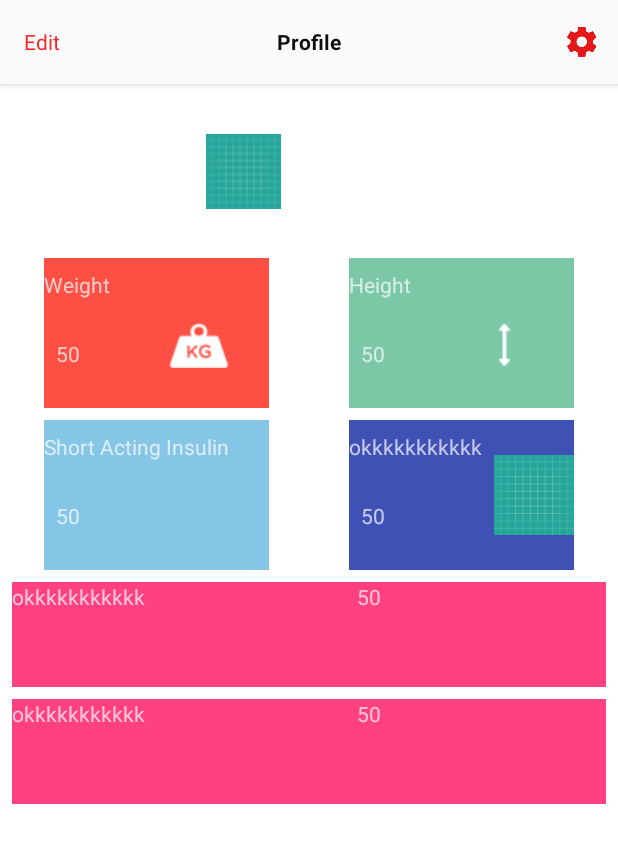
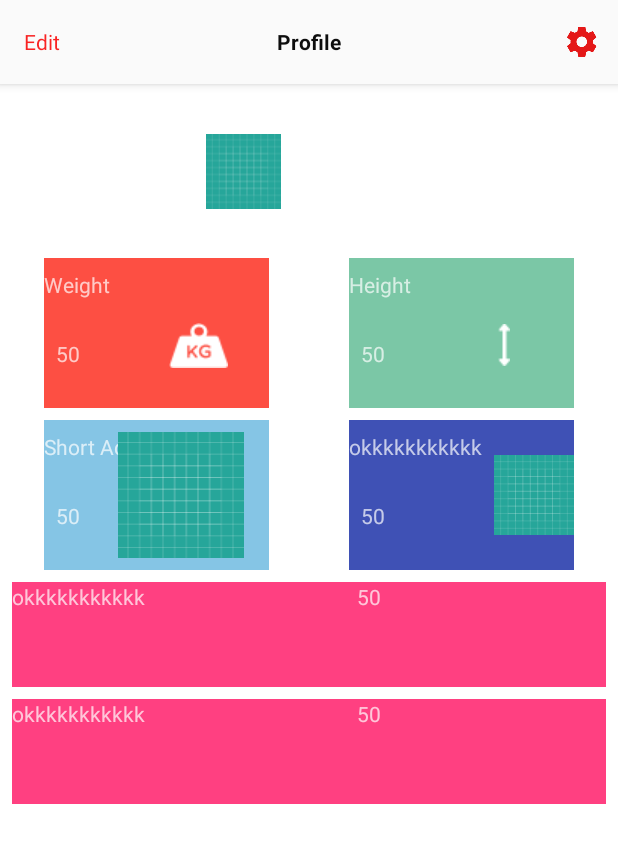
Before and after one commit to alijammoul/TheSpikeApp, an Android app: the ProfileActivity screen opened directly, with no data from a screen before it, on a phone screen of 412 x 824 dp. Shown: the top 843 px of the screen. Run offline under Robolectric (Android 15) with nearby library versions, the phone set to English and light mode, and no system bars.

Commit message:
profile - colors/icons progress 3

```diff
--- a/app/src/main/res/layout/activity_profile.xml
+++ b/app/src/main/res/layout/activity_profile.xml
@@ -245,7 +245,7 @@
                     android:src="@drawable/ic_launcher_background"
                     app:layout_constraintBottom_toBottomOf="parent"
                     app:layout_constraintEnd_toEndOf="parent"
-                    app:layout_constraintStart_toEndOf="@+id/texti"
+                    app:layout_constraintStart_toEndOf="@+id/shortinsulinframevalue"
                     app:layout_constraintTop_toTopOf="parent" />
 
             </android.support.constraint.ConstraintLayout>
```
